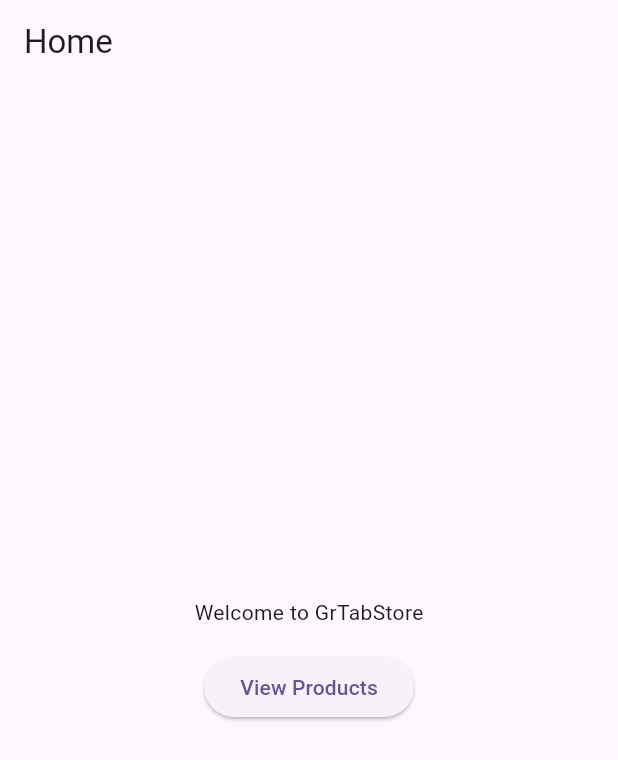
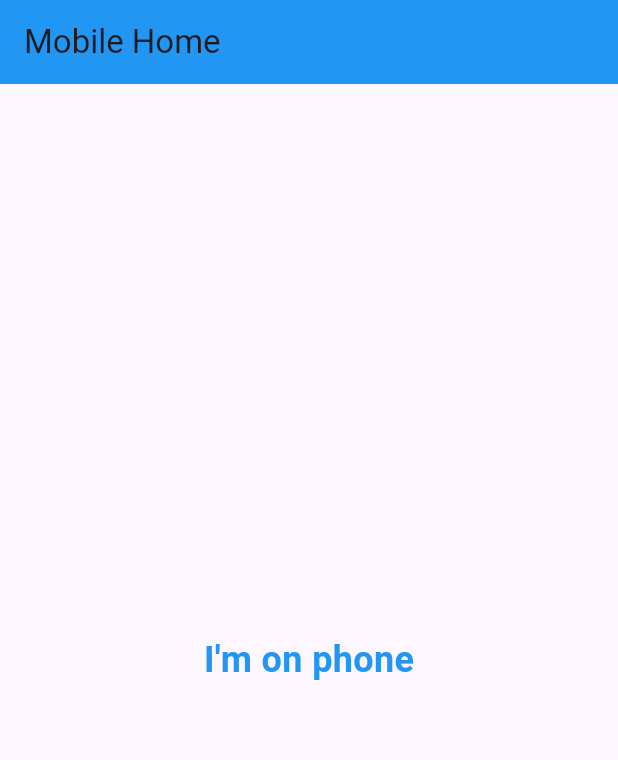
Before and after one commit to AnesMohamedi0/StoreGrTab, a Flutter app: the screen it shows after launch, on a phone screen of 412 x 824 dp. Shown: the top 760 px of the screen. Run offline on Flutter 3.47's test engine with Material 3 defaults, Android fonts, the phone set to English and light mode, and no system bars.

Commit message:
splitted the home screen of mobile and desktop

```diff
--- a/frontend/lib/app.dart
+++ b/frontend/lib/app.dart
@@ -1,5 +1,7 @@
 import 'package:flutter/material.dart';
-import 'config/routes.dart';
+import 'package:grtabstore/ui/screens/Home/desktopHome_screen.dart';
+import 'package:grtabstore/ui/screens/Home/mobileHome_screen.dart';
+import 'package:grtabstore/ui/widgets/responsiveLayout.dart';
 
 class App extends StatelessWidget {
   const App({super.key});
@@ -9,12 +11,10 @@
     return MaterialApp(
       title: 'GrTabStore',
       debugShowCheckedModeBanner: false,
-      theme: ThemeData(
-        colorScheme: ColorScheme.fromSeed(seedColor: Colors.deepPurple),
-        useMaterial3: true,
+      home: ResponsiveLayout(
+        mobile: MobileHomeScreen(),
+        desktop: DesktopHomeScreen(),
       ),
-      initialRoute: Routes.home,
-      onGenerateRoute: Routes.onGenerateRoute,
     );
   }
 }
--- a/frontend/lib/config/routes.dart
+++ /dev/null
@@ -1,27 +0,0 @@
-import 'package:flutter/material.dart';
-import '../ui/screens/home_screen.dart';
-import '../ui/screens/auth/login_screen.dart';
-import '../ui/screens/product/product_list_screen.dart';
-
-class Routes {
-  static const home = '/';
-  static const login = '/login';
-  static const products = '/products';
-
-  static Route<dynamic> onGenerateRoute(RouteSettings settings) {
-    switch (settings.name) {
-      case home:
-        return MaterialPageRoute(builder: (_) => const HomeScreen());
-      case login:
-        return MaterialPageRoute(builder: (_) => const LoginScreen());
-      case products:
-        return MaterialPageRoute(builder: (_) => const ProductListScreen());
-      default:
-        return MaterialPageRoute(
-          builder: (_) => Scaffold(
-            body: Center(child: Text('No route defined for ${settings.name}')),
-          ),
-        );
-    }
-  }
-}
--- /dev/null
+++ b/frontend/lib/ui/screens/Home/mobileHome_screen.dart
@@ -0,0 +1,25 @@
+import 'package:flutter/material.dart';
+
+class MobileHomeScreen extends StatelessWidget {
+  const MobileHomeScreen({Key? key}) : super(key: key);
+
+  @override
+  Widget build(BuildContext context) {
+    return Scaffold(
+      appBar: AppBar(
+        title: const Text('Mobile Home'),
+        backgroundColor: Colors.blue,
+      ),
+      body: const Center(
+        child: Text(
+          "I'm on phone",
+          style: TextStyle(
+            fontSize: 24,
+            fontWeight: FontWeight.bold,
+            color: Colors.blue,
+          ),
+        ),
+      ),
+    );
+  }
+}
--- a/frontend/lib/ui/screens/home_screen.dart
+++ /dev/null
@@ -1,25 +0,0 @@
-import 'package:flutter/material.dart';
-
-class HomeScreen extends StatelessWidget {
-  const HomeScreen({super.key});
-
-  @override
-  Widget build(BuildContext context) {
-    return Scaffold(
-      appBar: AppBar(title: const Text('Home')),
-      body: Center(
-        child: Column(
-          mainAxisAlignment: MainAxisAlignment.center,
-          children: [
-            const Text('Welcome to GrTabStore'),
-            const SizedBox(height: 16),
-            ElevatedButton(
-              onPressed: () => Navigator.of(context).pushNamed('/products'),
-              child: const Text('View Products'),
-            ),
-          ],
-        ),
-      ),
-    );
-  }
-}
--- /dev/null
+++ b/frontend/lib/ui/widgets/responsiveLayout.dart
@@ -0,0 +1,21 @@
+import 'package:flutter/material.dart';
+
+class ResponsiveLayout extends StatelessWidget {
+  final Widget mobile;
+  final Widget desktop;
+
+  const ResponsiveLayout({required this.mobile, required this.desktop});
+
+  @override
+  Widget build(BuildContext context) {
+    return LayoutBuilder(
+      builder: (context, constraints) {
+        if (constraints.maxWidth < 600) {
+          return mobile;
+        } else {
+          return desktop;
+        }
+      },
+    );
+  }
+}
```
Also changed, not shown: frontend/lib/ui/screens/Home/desktopHome_screen.dart (added, +25 -0 lines), frontend/lib/ui/screens/product/product_list_screen.dart (deleted, +0 -24 lines), frontend/lib/ui/theme/colors.dart (added, +40 -0 lines), frontend/lib/ui/widgets/product_list.dart (deleted, +0 -29 lines).
